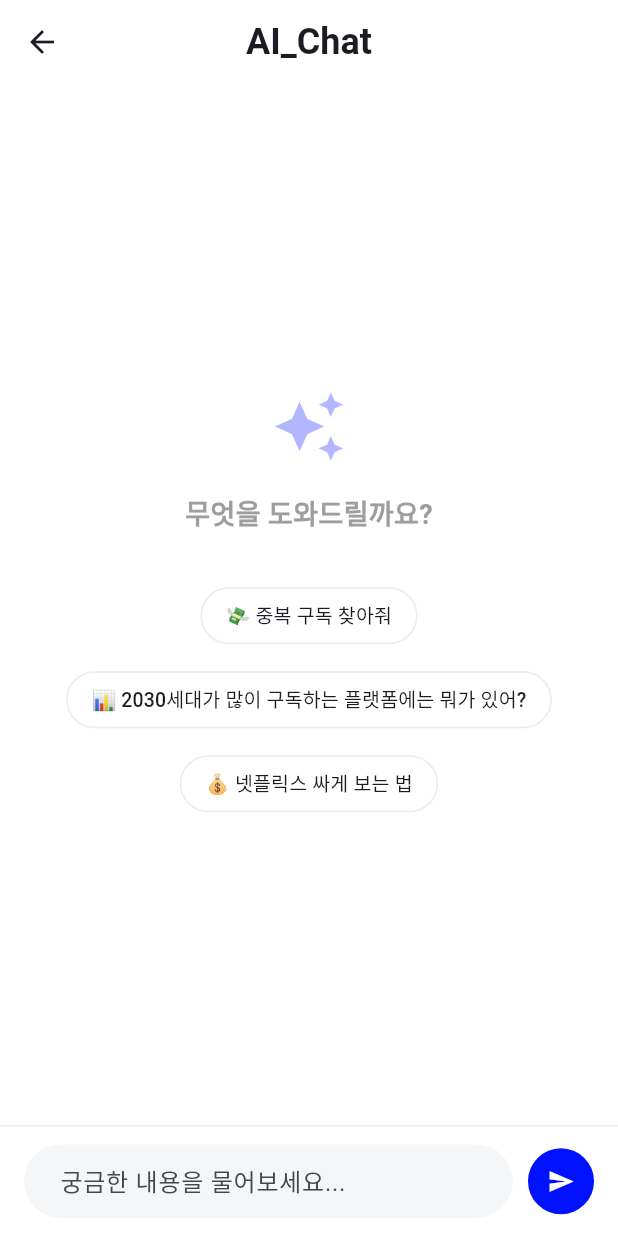
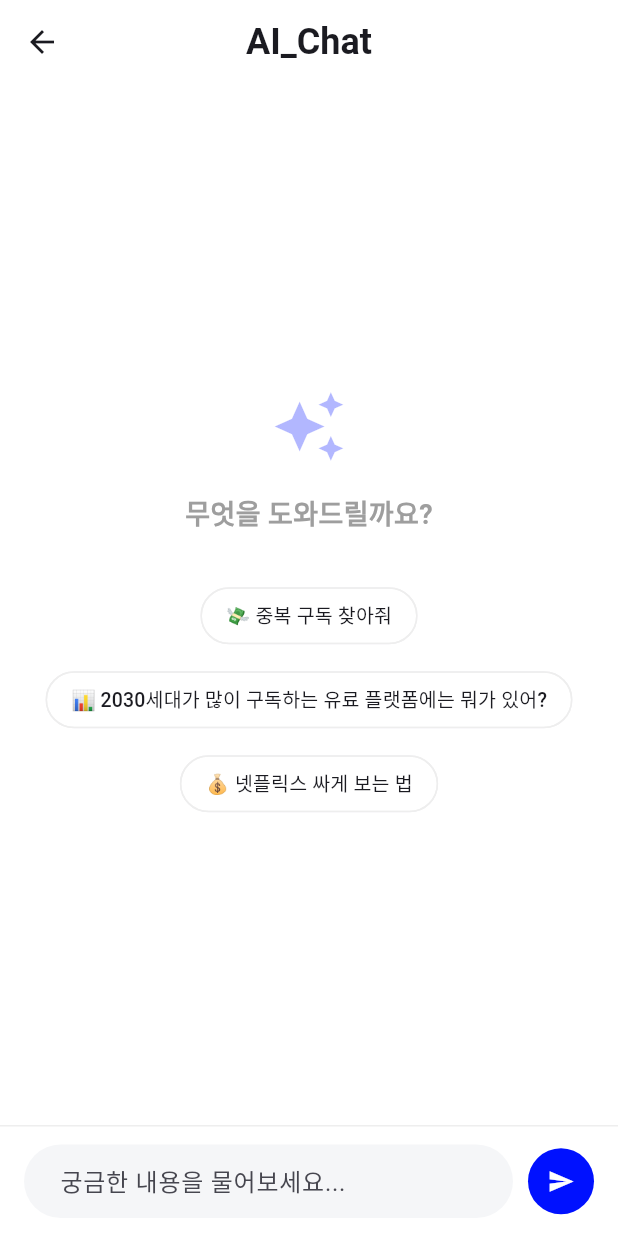
Before and after one commit to LyleKim/subscription_manager, a Flutter app: the LLMChatScreen screen opened directly, on a phone screen of 412 x 824 dp. Run offline on Flutter 3.47's test engine with Material 3 defaults, Android fonts, the phone set to English and light mode, and no system bars; our stand-ins replace flutter_dotenv, supabase_flutter; accounts and stored records are empty; Roboto replaces fonts that are missing (Pretendard).

```diff
--- a/lib/view/ai/llm_chat_screen.dart
+++ b/lib/view/ai/llm_chat_screen.dart
@@ -65,8 +65,7 @@ class _LLMChatScreenState extends State<LLMChatScreen> {
 
 $summary
 
-이 목록을 기반으로 "중복 구독"이 무엇인지 찾아서 설명해줘.
-각 중복 구독 쌍과, 그로 인한 월 지출 총액을 함께 알려줘.
+이 목록을 기반으로 "겹치는 구독"이 무엇인지 찾아서 설명해줘.
 ''';
 
       await _onSend(prompt);
@@ -273,7 +272,7 @@ $summary
             runSpacing: 8,
             children: [
               _buildChip("💸 중복 구독 찾아줘", isDuplicateCheck: true),
-              _buildChip("📊 2030세대가 많이 구독하는 플랫폼에는 뭐가 있어?"),
+              _buildChip("📊 2030세대가 많이 구독하는 유료 플랫폼에는 뭐가 있어?"),
               _buildChip("💰 넷플릭스 싸게 보는 법"),
             ],
           ),
```
Also changed, not shown: 1 other file.
